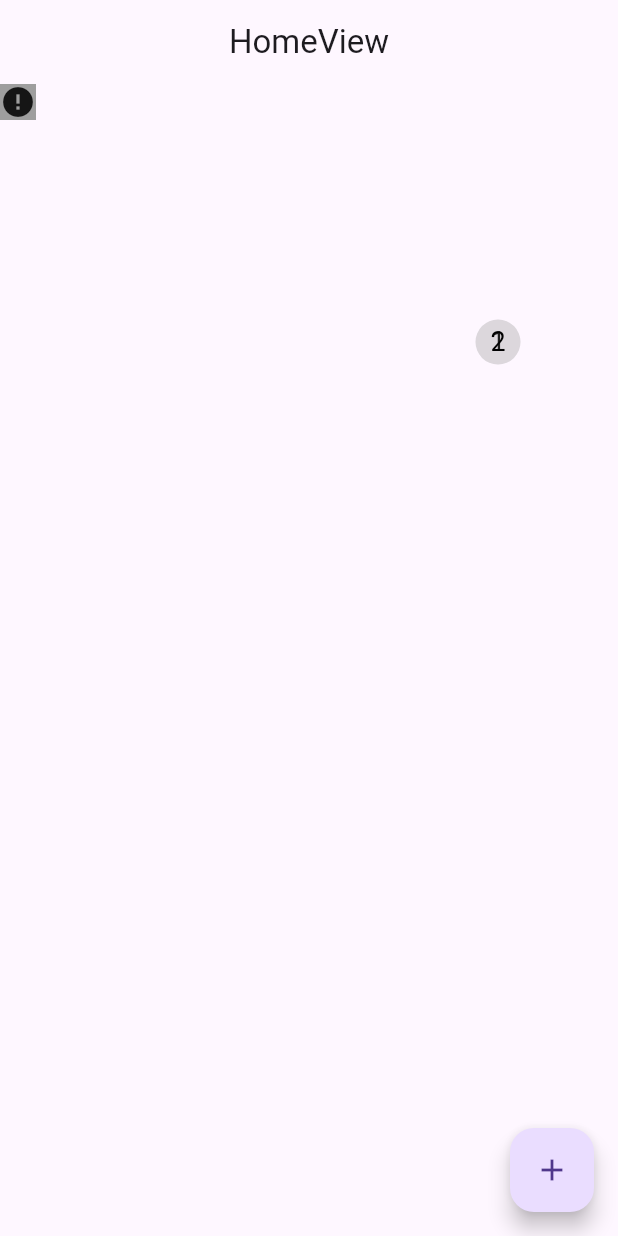
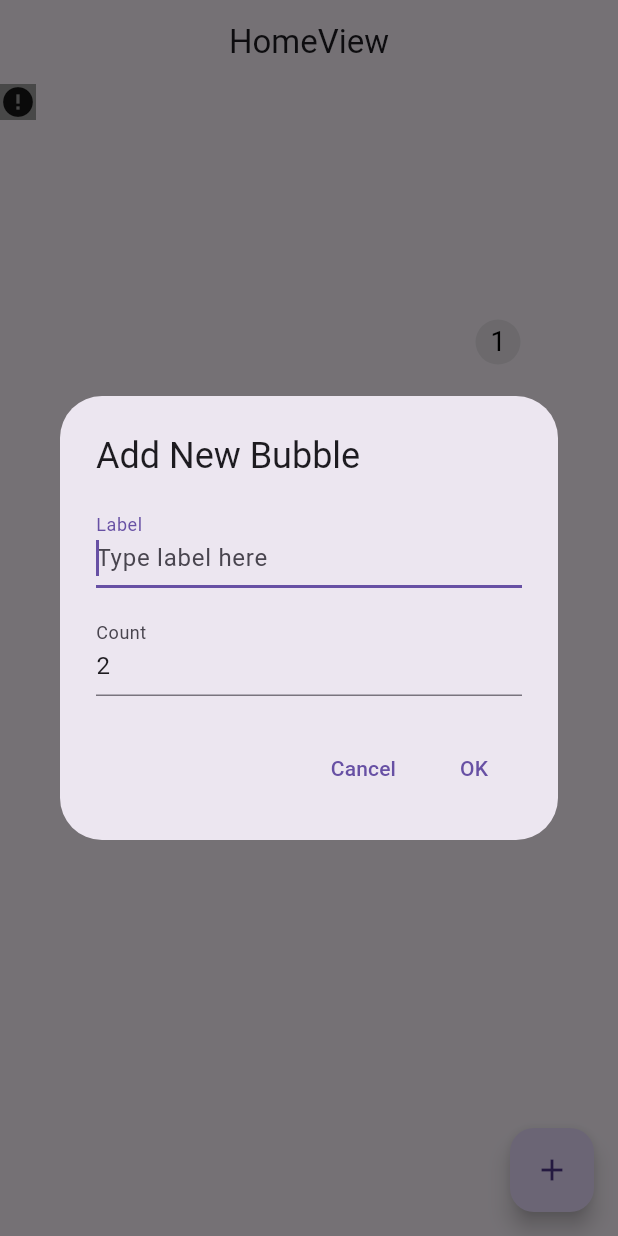
Before and after one commit to eldhopaulose/image_text, a Flutter app: the screen it shows after launch, after a tap on the "add" icon, on a phone screen of 412 x 824 dp. Run offline on Flutter 3.47's test engine with Material 3 defaults, Android fonts, the phone set to English and light mode, and no system bars; drawn by our look-alikes of cached_network_image; our stand-ins replace get; network calls fail.

Commit message:
Refactor HomeController and HomeView to manage drag items with DragDataModel, enhancing item creation and interaction

```diff
--- /dev/null
+++ b/lib/app/modules/home/controllers/drag_data_model.dart
@@ -0,0 +1,18 @@
+import 'package:get/get.dart';
+
+class DragDataModel {
+  final RxString title;
+  final RxInt count;
+  final RxDouble x;
+  final RxDouble y;
+
+  DragDataModel({
+    required String title,
+    required int count,
+    double x = 317.0,
+    double y = 581.0,
+  }) : title = title.obs,
+       count = count.obs,
+       x = x.obs,
+       y = y.obs;
+}
--- a/lib/app/modules/home/controllers/home_controller.dart
+++ b/lib/app/modules/home/controllers/home_controller.dart
@@ -1,83 +1,176 @@
 import 'dart:developer';
-
 import 'package:flutter/material.dart';
 import 'package:get/get.dart';
+import 'drag_data_model.dart';
 
 class HomeController extends GetxController {
-  // Your existing code...
-  RxList<RxDouble> bottomList = [581.0.obs].obs;
-  RxList<RxDouble> leftList = [317.0.obs].obs;
-  RxList<RxInt> countList = [0.obs].obs;
-  RxInt count = 0.obs;
+  // Main list to store all drag items
+  RxList<DragDataModel> dragDataList = <DragDataModel>[].obs;
 
-  // Add a new RxList to store text labels
-  RxList<RxString> labelList = [RxString('')].obs;
+  // Counter for new items
+  RxInt count = 1.obs;
 
-  // Your existing methods...
+  @override
+  void onInit() {
+    super.onInit();
+    // Initialize with first item
+    dragDataList.add(
+      DragDataModel(title: '', count: count.value, x: 317.0, y: 581.0),
+    );
+  }
+
+  @override
+  void onReady() {
+    super.onReady();
+  }
+
+  @override
+  void onClose() {
+    super.onClose();
+  }
 
   void increment() {
     count.value++;
-    countList.add(RxInt(count.value));
-    bottomList.add(581.0.obs);
-    leftList.add(317.0.obs);
-    labelList.add(RxString('')); // Add empty label for new bubble
+
+    // Show dialog immediately when adding a new item
+    showTextFieldDialog(
+      Get.context!,
+      index: dragDataList.length,
+      title: 'Add New Bubble',
+      hintText: 'Type label here',
+      countHint: 'Enter number',
+      initialText: '',
+      initialCount: count.value.toString(),
+    ).then((result) {
+      if (result != null && result['confirmed'] == true) {
+        // Add a new drag item with the values from dialog
+        dragDataList.add(
+          DragDataModel(
+            title: result['text'] ?? '',
+            count: int.tryParse(result['count'] ?? '') ?? count.value,
+            x: 317.0,
+            y: 581.0,
+          ),
+        );
+      } else {
+        // If canceled, still add a default item
+        dragDataList.add(
+          DragDataModel(title: '', count: count.value, x: 317.0, y: 581.0),
+        );
+      }
+    });
   }
 
-  void getLabel(int index) {
-    if (index < labelList.length) {
-      String data = labelList[index].value;
-      log(data);
+  String getLabel(int index) {
+    if (index < dragDataList.length) {
+      String data = dragDataList[index].title.value;
+      log('Label at index $index: $data');
+      return data;
+    }
+    return '';
+  }
+
+  void removeItem(int index) {
+    if (index < dragDataList.length) {
+      dragDataList.removeAt(index);
     }
   }
 
-  void removeItem(int index) {
-    if (index < bottomList.length &&
-        index < leftList.length &&
-        index < countList.length &&
-        index < labelList.length) {
-      bottomList.removeAt(index);
-      leftList.removeAt(index);
-      countList.removeAt(index);
-      labelList.removeAt(index);
+  void updateLabel(int index, String newLabel, int newCount) {
+    if (index < dragDataList.length) {
+      dragDataList[index].title.value = newLabel;
+      dragDataList[index].count.value = newCount;
+      log('Updated bubble $index - Label: $newLabel, Count: $newCount');
     }
   }
 
-  // Add a method to update the label
-  void updateLabel(int index, String newLabel) {
-    if (index < labelList.length) {
-      labelList[index].value = newLabel;
+  void updatePosition(int index, double dx, double dy) {
+    if (index < dragDataList.length) {
+      dragDataList[index].x.value += dx;
+      dragDataList[index].y.value -= dy;
     }
   }
 
-  Future<String?> showTextFieldDialog(
+  // Modified to return a Map with both values
+  Future<Map<String, dynamic>?> showTextFieldDialog(
     BuildContext context, {
+    required int index,
     String title = 'Enter Text',
-    String hintText = '',
+    String hintText = 'Enter text',
+    String countHint = 'Enter number',
+    String initialText = '',
+    String initialCount = '0',
   }) {
-    final TextEditingController textController = TextEditingController();
+    // Pre-fill with existing values if editing an existing item
+    String textValue = initialText;
+    String countValue = initialCount;
 
-    return showDialog<String>(
+    if (index < dragDataList.length) {
+      textValue = dragDataList[index].title.value;
+      countValue = dragDataList[index].count.value.toString();
+    }
+
+    final TextEditingController textController = TextEditingController(
+      text: textValue,
+    );
+    final TextEditingController countController = TextEditingController(
+      text: countValue,
+    );
+
+    return showDialog<Map<String, dynamic>>(
       context: context,
       builder: (BuildContext context) {
         return AlertDialog(
           title: Text(title),
-          content: TextField(
-            controller: textController,
-            decoration: InputDecoration(hintText: hintText),
-            autofocus: true,
+          content: Container(
+            width: 300,
+            child: Column(
+              mainAxisSize: MainAxisSize.min,
+              children: [
+                TextField(
+                  controller: textController,
+                  decoration: InputDecoration(
+                    labelText: 'Label',
+                    hintText: hintText,
+                  ),
+                  autofocus: true,
+                ),
+                SizedBox(height: 16),
+                TextField(
+                  controller: countController,
+                  decoration: InputDecoration(
+                    labelText: 'Count',
+                    hintText: countHint,
+                  ),
+                  keyboardType: TextInputType.number,
+                ),
+              ],
+            ),
           ),
           actions: <Widget>[
             TextButton(
               onPressed: () {
-                Navigator.of(context).pop(); // Cancel
+                Navigator.of(context).pop({'confirmed': false});
               },
               child: const Text('Cancel'),
             ),
             TextButton(
               onPressed: () {
-                Navigator.of(
-                  context,
-                ).pop(textController.text); // OK with text value
+                // If it's an existing item, update it directly
+                if (index < dragDataList.length) {
+                  updateLabel(
+                    index,
+                    textController.text,
+                    int.tryParse(countController.text) ?? 0,
+                  );
+                }
+
+                // Return both values
+                Navigator.of(context).pop({
+                  'confirmed': true,
+                  'text': textController.text,
+                  'count': countController.text,
+                });
               },
               child: const Text('OK'),
             ),
--- a/lib/app/modules/home/views/home_view.dart
+++ b/lib/app/modules/home/views/home_view.dart
@@ -46,30 +46,29 @@
                 // Use Obx to observe the entire list
                 Obx(
                   () => Stack(
-                    children: List.generate(controller.countList.length, (i) {
+                    children: List.generate(controller.dragDataList.length, (
+                      i,
+                    ) {
                       return Obx(
                         () => Positioned(
-                          bottom: controller.bottomList[i].value,
-                          left: controller.leftList[i].value,
+                          bottom: controller.dragDataList[i].y.value,
+                          left: controller.dragDataList[i].x.value,
                           child: GestureDetector(
                             onPanUpdate: (details) {
-                              controller.leftList[i].value += details.delta.dx;
-                              controller.bottomList[i].value -=
-                                  details.delta.dy;
+                              controller.updatePosition(
+                                i,
+                                details.delta.dx,
+                                details.delta.dy,
+                              );
                             },
                             onTap: () {
-                              controller
-                                  .showTextFieldDialog(
+                              controller.showTextFieldDialog(
                                 context,
-                                    title: 'Enter Text for Bubble ${i + 1}',
+                                index: i,
+                                title: 'Edit Bubble ${i + 1}',
                                 hintText: 'Type label here',
-                                  )
-                                  .then((value) {
-                                    if (value != null) {
-                                      controller.updateLabel(i, value);
-                                    }
-                                  });
-                              controller.getLabel(i);
+                                countHint: 'Enter number',
+                              );
                             },
                             onLongPress: () {
                               controller.removeItem(i);
@@ -82,15 +81,17 @@
                                 color: Colors.grey.withOpacity(0.2),
                               ),
                               child: Center(
-                                child: Text(
-                                  (i + 1)
-                                      .toString(), // Show the bubble number (i+1)
+                                child: Obx(() {
+                                  final item = controller.dragDataList[i];
+                                  return Text(
+                                    item.count.value.toString(),
                                     style: const TextStyle(
                                       color: Colors.black,
                                       fontSize: 18,
                                       fontWeight: FontWeight.w400,
                                     ),
-                                ),
+                                  );
+                                }),
                               ),
                             ),
                           ),
```
Lines whose indentation alone changed are shown as unchanged.
